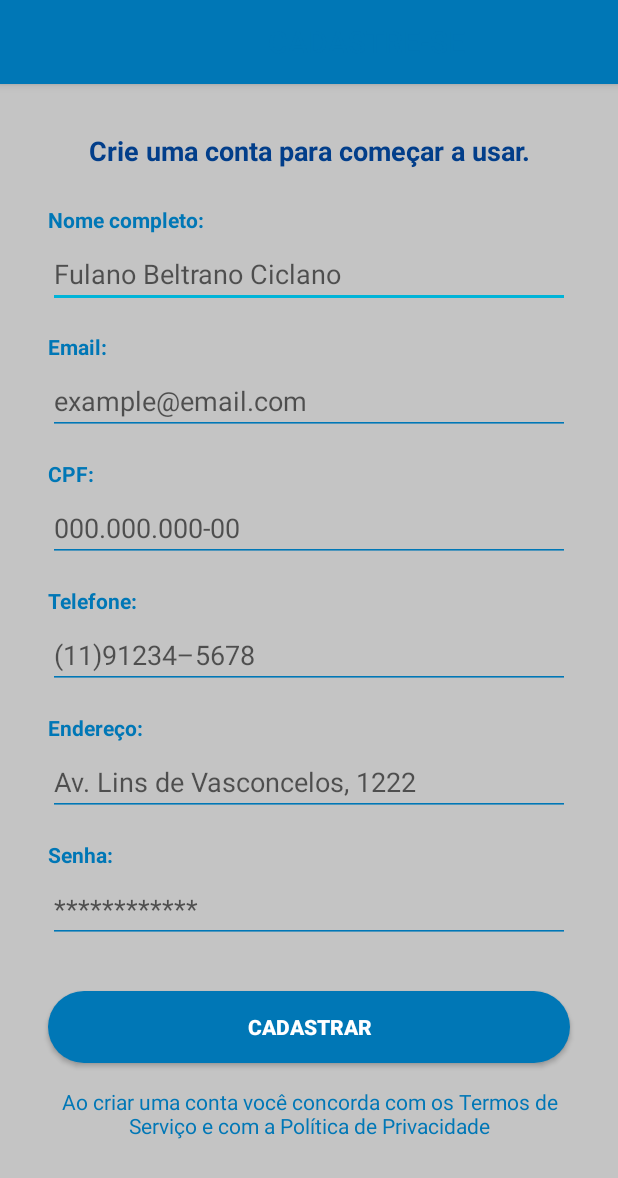
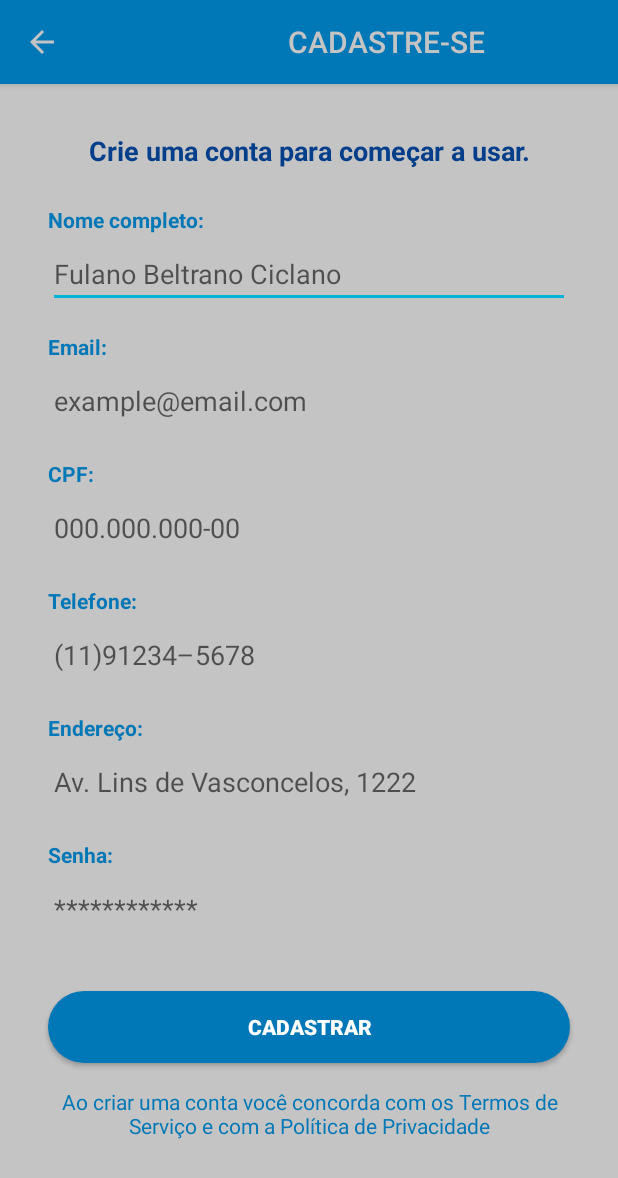
Before and after one commit to antfy/antfyV2, an Android app: the CadastroActivity screen opened directly, with no data from a screen before it, on a phone screen of 412 x 824 dp. Shown: the top 1178 px of the screen. Run offline under Robolectric (Android 15) with nearby library versions, the phone set to English and light mode, and no system bars.

Commit message:
testes e mudanças de layout

```diff
--- a/app/src/main/java/com/example/antfyv2/CadastroActivity.java
+++ b/app/src/main/java/com/example/antfyv2/CadastroActivity.java
@@ -17,7 +17,7 @@ public class CadastroActivity extends AppCompatActivity {
         setContentView(R.layout.activity_cadastro);
 
         // ACTIONBAR (NAVIGATION OFF)
-        Objects.requireNonNull(getSupportActionBar()).setTitle("\t\t\t\t\t\t\t\tCADASTRE-SE");
+        Objects.requireNonNull(getSupportActionBar()).setTitle("\t\t\t\t\t\t\t\t\tCADASTRE-SE");
         View decorView = getWindow().getDecorView();
         int uiOpcoes = View.SYSTEM_UI_FLAG_HIDE_NAVIGATION + View.SYSTEM_UI_FLAG_IMMERSIVE_STICKY;
         decorView.setSystemUiVisibility(uiOpcoes);
--- a/app/src/main/java/com/example/antfyv2/EntrarActivity.java
+++ b/app/src/main/java/com/example/antfyv2/EntrarActivity.java
@@ -17,7 +17,7 @@ public class EntrarActivity extends AppCompatActivity {
         setContentView(R.layout.activity_entrar);
 
         // ACTIONBAR (NAVIGATION OFF)
-        Objects.requireNonNull(getSupportActionBar()).setTitle("\t\t\t\t\t\t\t\t\t\t\t\tENTRAR");
+        Objects.requireNonNull(getSupportActionBar()).setTitle("\t\t\t\t\t\t\t\t\t\t\t\t\tENTRAR");
         View decorView = getWindow().getDecorView();
         int uiOpcoes = View.SYSTEM_UI_FLAG_HIDE_NAVIGATION + View.SYSTEM_UI_FLAG_IMMERSIVE_STICKY;
         decorView.setSystemUiVisibility(uiOpcoes);
--- a/app/src/main/java/com/example/antfyv2/HomeActivity.java
+++ b/app/src/main/java/com/example/antfyv2/HomeActivity.java
@@ -24,7 +24,7 @@ public class HomeActivity extends AppCompatActivity {
         setContentView(R.layout.activity_home);
 
         // ACTIONBAR (NAVIGATION OFF)
-        Objects.requireNonNull(getSupportActionBar()).setTitle("\t\t\t\t\t\t\t\t\t\t\t\t\t\tHOME");
+        Objects.requireNonNull(getSupportActionBar()).setTitle("\t\t\t\t\t\t\t\t\t\t\t\t\t\t\t\t\t\t\t\tHOME");
         View decorView = getWindow().getDecorView();
         int uiOpcoes = View.SYSTEM_UI_FLAG_HIDE_NAVIGATION + View.SYSTEM_UI_FLAG_IMMERSIVE_STICKY;
         decorView.setSystemUiVisibility(uiOpcoes);
--- a/app/src/main/res/layout/activity_cadastro.xml
+++ b/app/src/main/res/layout/activity_cadastro.xml
@@ -61,7 +61,10 @@
                 android:ems="10"
                 android:hint="@string/dados_nomeNum"
                 android:inputType="textPersonName"
-                android:textColor="@color/antfy_primary"
+                android:shadowDx="2"
+                android:shadowDy="2"
+                android:shadowRadius="2"
+                android:textColor="@color/black"
                 app:layout_constraintEnd_toEndOf="parent"
                 app:layout_constraintStart_toStartOf="parent"
                 app:layout_constraintTop_toBottomOf="@+id/textView4" />
@@ -92,7 +95,10 @@
                 android:ems="10"
                 android:hint="@string/dados_telNum"
                 android:inputType="phone"
-                android:textColor="@color/antfy_primary"
+                android:shadowDx="2"
+                android:shadowDy="2"
+                android:shadowRadius="2"
+                android:textColor="@color/black"
                 app:layout_constraintEnd_toEndOf="parent"
                 app:layout_constraintStart_toStartOf="parent"
                 app:layout_constraintTop_toBottomOf="@+id/textView11" />
@@ -107,7 +113,10 @@
                 android:ems="10"
                 android:hint="@string/hint_email"
                 android:inputType="textEmailAddress"
-                android:textColor="@color/antfy_primary"
+                android:shadowDx="2"
+                android:shadowDy="2"
+                android:shadowRadius="2"
+                android:textColor="@color/black"
                 app:layout_constraintEnd_toEndOf="parent"
                 app:layout_constraintStart_toStartOf="parent"
                 app:layout_constraintTop_toBottomOf="@+id/textView5" />
@@ -136,7 +145,10 @@
                 android:ems="10"
                 android:hint="@string/dados_enderecoNum"
                 android:inputType="textPostalAddress"
-                android:textColor="@color/antfy_primary"
+                android:shadowDx="2"
+                android:shadowDy="2"
+                android:shadowRadius="2"
+                android:textColor="@color/black"
                 app:layout_constraintEnd_toEndOf="parent"
                 app:layout_constraintStart_toStartOf="parent"
                 app:layout_constraintTop_toBottomOf="@+id/textView7" />
@@ -179,7 +191,10 @@
                 android:ems="10"
                 android:hint="@string/hint_senhaNum"
                 android:inputType="textPassword"
-                android:textColor="@color/antfy_primary"
+                android:shadowDx="2"
+                android:shadowDy="2"
+                android:shadowRadius="2"
+                android:textColor="@color/black"
                 app:layout_constraintEnd_toEndOf="parent"
                 app:layout_constraintStart_toStartOf="parent"
                 app:layout_constraintTop_toBottomOf="@+id/textView10" />
@@ -224,7 +239,10 @@
                 android:ems="10"
                 android:hint="@string/dados_cpfNum"
                 android:inputType="number"
-                android:textColor="@color/antfy_primary"
+                android:shadowDx="2"
+                android:shadowDy="2"
+                android:shadowRadius="2"
+                android:textColor="@color/black"
                 app:layout_constraintEnd_toEndOf="parent"
                 app:layout_constraintStart_toStartOf="parent"
                 app:layout_constraintTop_toBottomOf="@+id/textView6" />
--- a/app/src/main/res/values/themes.xml
+++ b/app/src/main/res/values/themes.xml
@@ -24,8 +24,8 @@
         <item name="colorPrimaryDark">@color/antfy_dark</item>                    // barra notificação
         <item name="colorAccent">@color/antfy_ligth</item>                        // cor hiperlink
         <item name="android:windowBackground">@color/antfy_background</item>      // fundo
-        <item name="android:textColorSecondary">@color/antfy_primary</item>       // icone voltar
-        <item name="android:textColorPrimary">@color/antfy_primary</item>         // título
+        <item name="android:textColorSecondary">@color/antfy_background</item>       // icone voltar
+        <item name="android:textColorPrimary">@color/antfy_background</item>         // título
     </style>
 
     <!-- NoActionBar Theme -->
```
Also changed, not shown: app/src/main/res/layout/activity_entrar.xml (+17 -2 lines), app/src/main/res/layout/activity_home.xml (+19 -2 lines), 434 other files.
